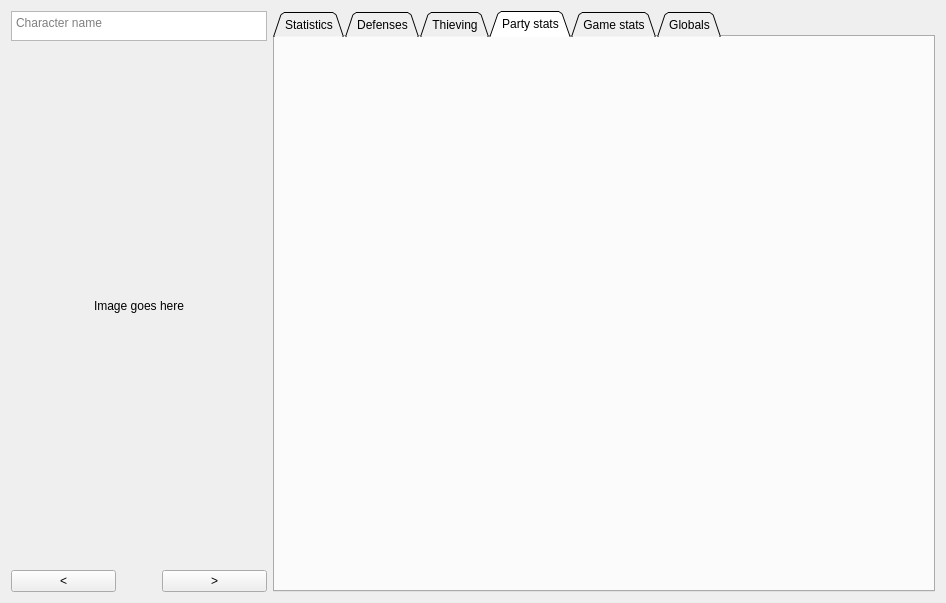
First picture: the form in src/frontend/views/savegamewidget.ui, repository szaumoor/EE_IESaveEditor, before the edit.
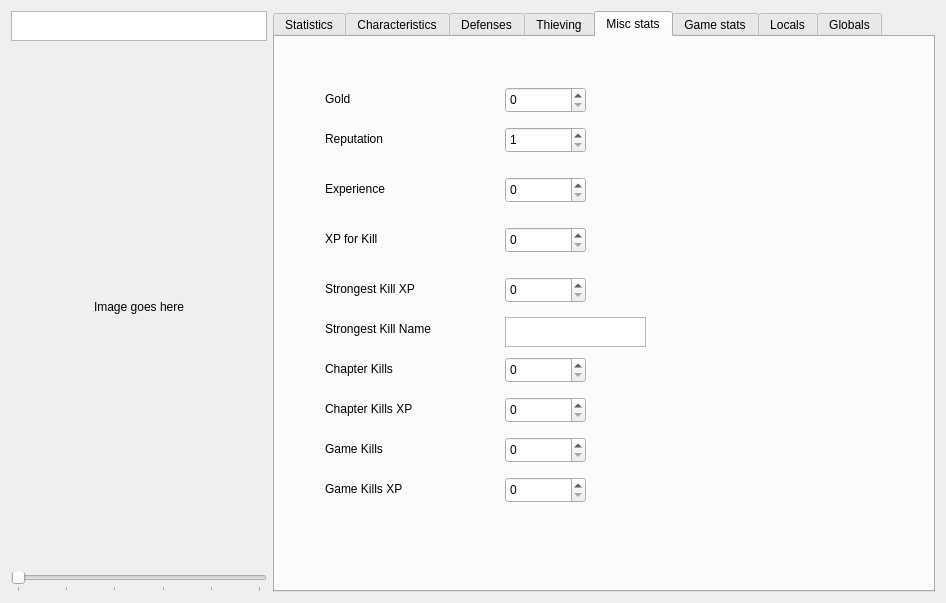
Second picture: the form after the edit. The open tabs and pages were chosen to show the change.

```diff
--- a/src/frontend/views/savegamewidget.ui
+++ b/src/frontend/views/savegamewidget.ui
@@ -20,7 +20,7 @@
       <enum>QLayout::SizeConstraint::SetDefaultConstraint</enum>
      </property>
      <item>
-      <widget class="QPlainTextEdit" name="name_label">
+      <widget class="QTextEdit" name="name_label">
        <property name="sizePolicy">
         <sizepolicy hsizetype="Minimum" vsizetype="Fixed">
          <horstretch>0</horstretch>
@@ -42,12 +42,12 @@
        <property name="horizontalScrollBarPolicy">
         <enum>Qt::ScrollBarPolicy::ScrollBarAlwaysOff</enum>
        </property>
+       <property name="lineWrapMode">
+        <enum>QTextEdit::LineWrapMode::NoWrap</enum>
+       </property>
        <property name="readOnly">
         <bool>true</bool>
        </property>
-       <property name="placeholderText">
-        <string>Character name</string>
-       </property>
       </widget>
      </item>
      <item>
@@ -73,45 +73,52 @@
       </widget>
      </item>
      <item>
-      <layout class="QHBoxLayout" name="horizontalLayout_2">
-       <item>
-        <widget class="QPushButton" name="pmember_back">
-         <property name="text">
-          <string>&lt;</string>
-         </property>
-        </widget>
-       </item>
-       <item>
-        <spacer name="horizontalSpacer">
-         <property name="orientation">
-          <enum>Qt::Orientation::Horizontal</enum>
-         </property>
-         <property name="sizeType">
-          <enum>QSizePolicy::Policy::Fixed</enum>
-         </property>
-         <property name="sizeHint" stdset="0">
-          <size>
-           <width>40</width>
-           <height>20</height>
-          </size>
-         </property>
-        </spacer>
-       </item>
-       <item>
-        <widget class="QPushButton" name="pmember_forward">
-         <property name="text">
-          <string>&gt;</string>
-         </property>
-        </widget>
-       </item>
-      </layout>
+      <widget class="QSlider" name="slider_pmember">
+       <property name="sizePolicy">
+        <sizepolicy hsizetype="Preferred" vsizetype="Preferred">
+         <horstretch>0</horstretch>
+         <verstretch>0</verstretch>
+        </sizepolicy>
+       </property>
+       <property name="minimumSize">
+        <size>
+         <width>0</width>
+         <height>0</height>
+        </size>
+       </property>
+       <property name="font">
+        <font>
+         <bold>false</bold>
+         <stylestrategy>PreferDefault</stylestrategy>
+         <kerning>true</kerning>
+        </font>
+       </property>
+       <property name="toolTip">
+        <string>Press CTRL+Left-Arrow and CTRL+Right-Arrow to navigate between party members.</string>
+       </property>
+       <property name="maximum">
+        <number>5</number>
+       </property>
+       <property name="pageStep">
+        <number>1</number>
+       </property>
+       <property name="orientation">
+        <enum>Qt::Orientation::Horizontal</enum>
+       </property>
+       <property name="tickPosition">
+        <enum>QSlider::TickPosition::TicksBelow</enum>
+       </property>
+       <property name="tickInterval">
+        <number>0</number>
+       </property>
+      </widget>
      </item>
     </layout>
    </item>
    <item>
     <widget class="QTabWidget" name="tabWidget">
      <property name="tabShape">
-      <enum>QTabWidget::TabShape::Triangular</enum>
+      <enum>QTabWidget::TabShape::Rounded</enum>
      </property>
      <property name="currentIndex">
       <number>2</number>
@@ -649,6 +656,214 @@
        </property>
       </widget>
      </widget>
+     <widget class="QWidget" name="characteristics_tab">
+      <attribute name="title">
+       <string>Characteristics</string>
+      </attribute>
+      <widget class="QSpinBox" name="stat_gender">
+       <property name="geometry">
+        <rect>
+         <x>190</x>
+         <y>60</y>
+         <width>81</width>
+         <height>26</height>
+        </rect>
+       </property>
+       <property name="minimum">
+        <number>1</number>
+       </property>
+       <property name="maximum">
+        <number>25</number>
+       </property>
+      </widget>
+      <widget class="QLabel" name="label_58">
+       <property name="geometry">
+        <rect>
+         <x>80</x>
+         <y>60</y>
+         <width>131</width>
+         <height>23</height>
+        </rect>
+       </property>
+       <property name="text">
+        <string>Gender</string>
+       </property>
+      </widget>
+      <widget class="QLabel" name="label_59">
+       <property name="geometry">
+        <rect>
+         <x>80</x>
+         <y>90</y>
+         <width>131</width>
+         <height>23</height>
+        </rect>
+       </property>
+       <property name="text">
+        <string>Race</string>
+       </property>
+      </widget>
+      <widget class="QSpinBox" name="stat_race">
+       <property name="geometry">
+        <rect>
+         <x>190</x>
+         <y>90</y>
+         <width>81</width>
+         <height>26</height>
+        </rect>
+       </property>
+       <property name="minimum">
+        <number>1</number>
+       </property>
+       <property name="maximum">
+        <number>25</number>
+       </property>
+      </widget>
+      <widget class="QSpinBox" name="stat_alignment">
+       <property name="geometry">
+        <rect>
+         <x>190</x>
+         <y>120</y>
+         <width>81</width>
+         <height>26</height>
+        </rect>
+       </property>
+       <property name="minimum">
+        <number>1</number>
+       </property>
+       <property name="maximum">
+        <number>25</number>
+       </property>
+      </widget>
+      <widget class="QLabel" name="label_60">
+       <property name="geometry">
+        <rect>
+         <x>80</x>
+         <y>120</y>
+         <width>131</width>
+         <height>23</height>
+        </rect>
+       </property>
+       <property name="text">
+        <string>Alignment</string>
+       </property>
+      </widget>
+      <widget class="QLabel" name="label_61">
+       <property name="geometry">
+        <rect>
+         <x>80</x>
+         <y>160</y>
+         <width>131</width>
+         <height>23</height>
+        </rect>
+       </property>
+       <property name="text">
+        <string>Class</string>
+       </property>
+      </widget>
+      <widget class="QSpinBox" name="stat_class">
+       <property name="geometry">
+        <rect>
+         <x>190</x>
+         <y>160</y>
+         <width>81</width>
+         <height>26</height>
+        </rect>
+       </property>
+       <property name="minimum">
+        <number>1</number>
+       </property>
+       <property name="maximum">
+        <number>25</number>
+       </property>
+      </widget>
+      <widget class="QLabel" name="label_62">
+       <property name="geometry">
+        <rect>
+         <x>80</x>
+         <y>200</y>
+         <width>131</width>
+         <height>23</height>
+        </rect>
+       </property>
+       <property name="text">
+        <string>Original Class</string>
+       </property>
+      </widget>
+      <widget class="QSpinBox" name="stat_original_class">
+       <property name="geometry">
+        <rect>
+         <x>190</x>
+         <y>200</y>
+         <width>81</width>
+         <height>26</height>
+        </rect>
+       </property>
+       <property name="minimum">
+        <number>1</number>
+       </property>
+       <property name="maximum">
+        <number>25</number>
+       </property>
+      </widget>
+      <widget class="QLabel" name="label_63">
+       <property name="geometry">
+        <rect>
+         <x>80</x>
+         <y>240</y>
+         <width>131</width>
+         <height>23</height>
+        </rect>
+       </property>
+       <property name="text">
+        <string>Kit</string>
+       </property>
+      </widget>
+      <widget class="QSpinBox" name="stat_kit">
+       <property name="geometry">
+        <rect>
+         <x>190</x>
+         <y>240</y>
+         <width>81</width>
+         <height>26</height>
+        </rect>
+       </property>
+       <property name="minimum">
+        <number>1</number>
+       </property>
+       <property name="maximum">
+        <number>25</number>
+       </property>
+      </widget>
+      <widget class="QLabel" name="label_64">
+       <property name="geometry">
+        <rect>
+         <x>80</x>
+         <y>280</y>
+         <width>131</width>
+         <height>23</height>
+        </rect>
+       </property>
+       <property name="text">
+        <string>Racial Enemy</string>
+       </property>
+      </widget>
+      <widget class="QSpinBox" name="stat_racial_enemy">
+       <property name="geometry">
+        <rect>
+         <x>190</x>
+         <y>280</y>
+         <width>81</width>
+         <height>26</height>
+        </rect>
+       </property>
+       <property name="minimum">
+        <number>1</number>
+       </property>
+       <property name="maximum">
+        <number>25</number>
+       </property>
+      </widget>
+     </widget>
      <widget class="QWidget" name="defense_tab">
       <attribute name="title">
        <string>Defenses</string>
@@ -1523,14 +1738,431 @@
      </widget>
      <widget class="QWidget" name="party_stats_tab">
       <attribute name="title">
-       <string>Party stats</string>
+       <string>Misc stats</string>
       </attribute>
+      <widget class="QSpinBox" name="stat_gold">
+       <property name="geometry">
+        <rect>
+         <x>230</x>
+         <y>50</y>
+         <width>81</width>
+         <height>26</height>
+        </rect>
+       </property>
+       <property name="minimum">
+        <number>0</number>
+       </property>
+       <property name="maximum">
+        <number>1000000000</number>
+       </property>
+      </widget>
+      <widget class="QLabel" name="label_48">
+       <property name="geometry">
+        <rect>
+         <x>50</x>
+         <y>50</y>
+         <width>131</width>
+         <height>23</height>
+        </rect>
+       </property>
+       <property name="text">
+        <string>Gold</string>
+       </property>
+      </widget>
+      <widget class="QSpinBox" name="stat_reputation">
+       <property name="geometry">
+        <rect>
+         <x>230</x>
+         <y>90</y>
+         <width>81</width>
+         <height>26</height>
+        </rect>
+       </property>
+       <property name="minimum">
+        <number>1</number>
+       </property>
+       <property name="maximum">
+        <number>20</number>
+       </property>
+      </widget>
+      <widget class="QLabel" name="label_49">
+       <property name="geometry">
+        <rect>
+         <x>50</x>
+         <y>90</y>
+         <width>131</width>
+         <height>23</height>
+        </rect>
+       </property>
+       <property name="text">
+        <string>Reputation</string>
+       </property>
+      </widget>
+      <widget class="QSpinBox" name="stat_xp">
+       <property name="geometry">
+        <rect>
+         <x>230</x>
+         <y>140</y>
+         <width>81</width>
+         <height>26</height>
+        </rect>
+       </property>
+       <property name="minimum">
+        <number>0</number>
+       </property>
+       <property name="maximum">
+        <number>16000000</number>
+       </property>
+       <property name="value">
+        <number>0</number>
+       </property>
+      </widget>
+      <widget class="QLabel" name="label_50">
+       <property name="geometry">
+        <rect>
+         <x>50</x>
+         <y>140</y>
+         <width>131</width>
+         <height>23</height>
+        </rect>
+       </property>
+       <property name="text">
+        <string>Experience</string>
+       </property>
+      </widget>
+      <widget class="QSpinBox" name="stat_xp_for_kill">
+       <property name="geometry">
+        <rect>
+         <x>230</x>
+         <y>190</y>
+         <width>81</width>
+         <height>26</height>
+        </rect>
+       </property>
+       <property name="minimum">
+        <number>0</number>
+       </property>
+       <property name="maximum">
+        <number>16000000</number>
+       </property>
+       <property name="value">
+        <number>0</number>
+       </property>
+      </widget>
+      <widget class="QLabel" name="label_51">
+       <property name="geometry">
+        <rect>
+         <x>50</x>
+         <y>190</y>
+         <width>131</width>
+         <height>23</height>
+        </rect>
+       </property>
+       <property name="text">
+        <string>XP for Kill</string>
+       </property>
+      </widget>
+      <widget class="QLabel" name="label_52">
+       <property name="geometry">
+        <rect>
+         <x>50</x>
+         <y>240</y>
+         <width>151</width>
+         <height>23</height>
+        </rect>
+       </property>
+       <property name="text">
+        <string>Strongest Kill XP</string>
+       </property>
+      </widget>
+      <widget class="QSpinBox" name="stat_strongest_xp">
+       <property name="geometry">
+        <rect>
+         <x>230</x>
+         <y>240</y>
+         <width>81</width>
+         <height>26</height>
+        </rect>
+       </property>
+       <property name="minimum">
+        <number>0</number>
+       </property>
+       <property name="maximum">
+        <number>16000000</number>
+       </property>
+       <property name="value">
+        <number>0</number>
+       </property>
+      </widget>
+      <widget class="QLabel" name="label_53">
+       <property name="geometry">
+        <rect>
+         <x>50</x>
+         <y>280</y>
+         <width>181</width>
+         <height>23</height>
+        </rect>
+       </property>
+       <property name="text">
+        <string>Strongest Kill Name</string>
+       </property>
+      </widget>
+      <widget class="QSpinBox" name="stat_chapter_kills">
+       <property name="geometry">
+        <rect>
+         <x>230</x>
+         <y>320</y>
+         <width>81</width>
+         <height>26</height>
+        </rect>
+       </property>
+       <property name="minimum">
+        <number>0</number>
+       </property>
+       <property name="maximum">
+        <number>10000</number>
+       </property>
+       <property name="value">
+        <number>0</number>
+       </property>
+      </widget>
+      <widget class="QLabel" name="label_54">
+       <property name="geometry">
+        <rect>
+         <x>50</x>
+         <y>320</y>
+         <width>141</width>
+         <height>23</height>
+        </rect>
+       </property>
+       <property name="text">
+        <string>Chapter Kills</string>
+       </property>
+      </widget>
+      <widget class="QLabel" name="label_55">
+       <property name="geometry">
+        <rect>
+         <x>50</x>
+         <y>360</y>
+         <width>141</width>
+         <height>23</height>
+        </rect>
+       </property>
+       <property name="text">
+        <string>Chapter Kills XP</string>
+       </property>
+      </widget>
+      <widget class="QSpinBox" name="stat_chapter_xp">
+       <property name="geometry">
+        <rect>
+         <x>230</x>
+         <y>360</y>
+         <width>81</width>
+         <height>26</height>
+        </rect>
+       </property>
+       <property name="minimum">
+        <number>0</number>
+       </property>
+       <property name="maximum">
+        <number>16000000</number>
+       </property>
+       <property name="value">
+        <number>0</number>
+       </property>
+      </widget>
+      <widget class="QLabel" name="label_56">
+       <property name="geometry">
+        <rect>
+         <x>50</x>
+         <y>400</y>
+         <width>141</width>
+         <height>23</height>
+        </rect>
+       </property>
+       <property name="text">
+        <string>Game Kills</string>
+       </property>
+      </widget>
+      <widget class="QSpinBox" name="stat_game_kills">
+       <property name="geometry">
+        <rect>
+         <x>230</x>
+         <y>400</y>
+         <width>81</width>
+         <height>26</height>
+        </rect>
+       </property>
+       <property name="minimum">
+        <number>0</number>
+       </property>
+       <property name="maximum">
+        <number>1000000</number>
+       </property>
+       <property name="value">
+        <number>0</number>
+       </property>
+      </widget>
+      <widget class="QLabel" name="label_57">
+       <property name="geometry">
+        <rect>
+         <x>50</x>
+         <y>440</y>
+         <width>141</width>
+         <height>23</height>
+        </rect>
+       </property>
+       <property name="text">
+        <string>Game Kills XP</string>
+       </property>
+      </widget>
+      <widget class="QSpinBox" name="stat_game_kills_xp">
+       <property name="geometry">
+        <rect>
+         <x>230</x>
+         <y>440</y>
+         <width>81</width>
+         <height>26</height>
+        </rect>
+       </property>
+       <property name="minimum">
+        <number>0</number>
+       </property>
+       <property name="maximum">
+        <number>16000000</number>
+       </property>
+       <property name="value">
+        <number>0</number>
+       </property>
+      </widget>
+      <widget class="QTextEdit" name="label_strongest_name">
+       <property name="geometry">
+        <rect>
+         <x>230</x>
+         <y>280</y>
+         <width>141</width>
+         <height>30</height>
+        </rect>
+       </property>
+       <property name="sizePolicy">
+        <sizepolicy hsizetype="Preferred" vsizetype="Preferred">
+         <horstretch>0</horstretch>
+         <verstretch>0</verstretch>
+        </sizepolicy>
+       </property>
+       <property name="maximumSize">
+        <size>
+         <width>16777215</width>
+         <height>30</height>
+        </size>
+       </property>
+       <property name="inputMethodHints">
+        <set>Qt::InputMethodHint::ImhNone</set>
+       </property>
+       <property name="verticalScrollBarPolicy">
+        <enum>Qt::ScrollBarPolicy::ScrollBarAlwaysOff</enum>
+       </property>
+       <property name="horizontalScrollBarPolicy">
+        <enum>Qt::ScrollBarPolicy::ScrollBarAlwaysOff</enum>
+       </property>
+       <property name="lineWrapMode">
+        <enum>QTextEdit::LineWrapMode::NoWrap</enum>
+       </property>
+       <property name="readOnly">
+        <bool>true</bool>
+       </property>
+      </widget>
      </widget>
      <widget class="QWidget" name="game_stats_tab">
       <attribute name="title">
        <string>Game stats</string>
       </attribute>
      </widget>
+     <widget class="QWidget" name="locals_tab">
+      <attribute name="title">
+       <string>Locals</string>
+      </attribute>
+      <widget class="QTableWidget" name="locals_table">
+       <property name="geometry">
+        <rect>
+         <x>30</x>
+         <y>30</y>
+         <width>601</width>
+         <height>491</height>
+        </rect>
+       </property>
+       <property name="showGrid">
+        <bool>true</bool>
+       </property>
+       <property name="gridStyle">
+        <enum>Qt::PenStyle::DashLine</enum>
+       </property>
+       <property name="sortingEnabled">
+        <bool>true</bool>
+       </property>
+       <property name="cornerButtonEnabled">
+        <bool>true</bool>
+       </property>
+       <property name="supportedDragActions">
+        <set>Qt::DropAction::IgnoreAction</set>
+       </property>
+       <attribute name="horizontalHeaderVisible">
+        <bool>true</bool>
+       </attribute>
+       <attribute name="horizontalHeaderCascadingSectionResizes">
+        <bool>false</bool>
+       </attribute>
+       <attribute name="horizontalHeaderShowSortIndicator" stdset="0">
+        <bool>true</bool>
+       </attribute>
+       <attribute name="horizontalHeaderStretchLastSection">
+        <bool>false</bool>
+       </attribute>
+       <attribute name="verticalHeaderCascadingSectionResizes">
+        <bool>false</bool>
+       </attribute>
+       <attribute name="verticalHeaderHighlightSections">
+        <bool>true</bool>
+       </attribute>
+       <attribute name="verticalHeaderShowSortIndicator" stdset="0">
+        <bool>false</bool>
+       </attribute>
+       <attribute name="verticalHeaderStretchLastSection">
+        <bool>false</bool>
+       </attribute>
+       <row/>
+       <column>
+        <property name="text">
+         <string>Name</string>
+        </property>
+        <property name="font">
+         <font>
+          <bold>true</bold>
+         </font>
+        </property>
+       </column>
+       <column>
+        <property name="text">
+         <string>Value</string>
+        </property>
+        <property name="font">
+         <font>
+          <bold>true</bold>
+         </font>
+        </property>
+       </column>
+       <item row="0" column="0">
+        <property name="text">
+         <string>LOCAL_DREAM</string>
+        </property>
+       </item>
+       <item row="0" column="1">
+        <property name="text">
+         <string>1</string>
+        </property>
+       </item>
+      </widget>
+     </widget>
      <widget class="QWidget" name="globals_tab">
       <attribute name="title">
        <string>Globals</string>
```
Left out of the diff: 133 changed lines with no effect on the pictures.
